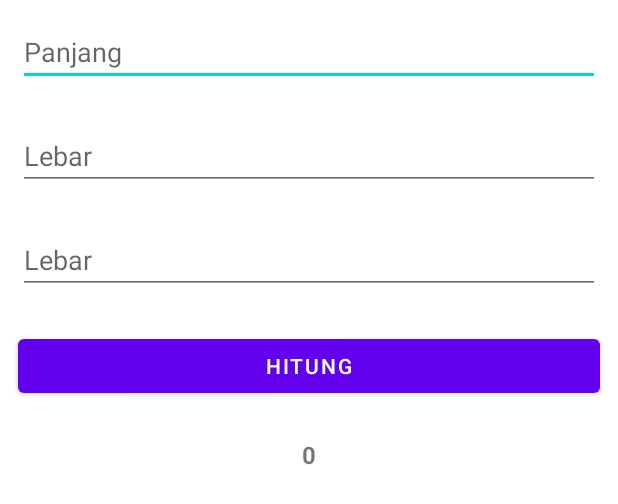
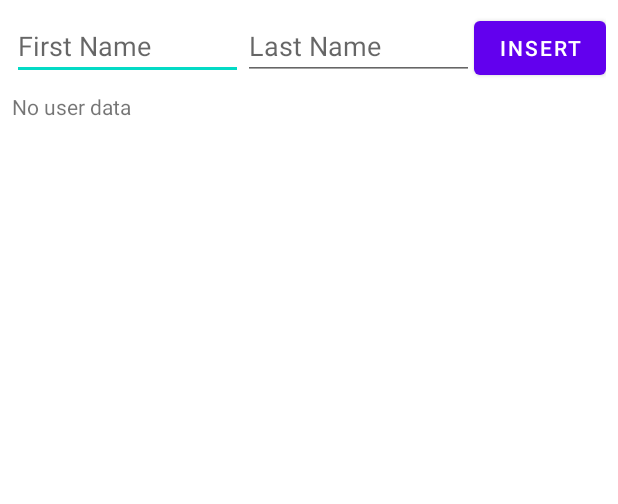
Before and after one commit to isfaaghyth/bangkit-architecture-component, an Android app: the layout activity_main.xml on its own in the app's theme, with its tools: preview values and no code run, on a phone screen of 412 x 824 dp. Shown: the top 504 px of the screen. Run offline under Robolectric (Android 15) with nearby library versions, the phone set to English and light mode, and no system bars.

Commit message:
latest commit

```diff
--- a/app/build.gradle
+++ b/app/build.gradle
@@ -1,6 +1,7 @@
 plugins {
     id 'com.android.application'
     id 'kotlin-android'
+    id 'kotlin-kapt'
 }
 
 android {
@@ -36,6 +37,9 @@ android {
 }
 
 dependencies {
+    implementation "android.arch.persistence.room:runtime:1.1.1"
+    kapt "android.arch.persistence.room:compiler:1.1.1"
+
     implementation "androidx.lifecycle:lifecycle-viewmodel-ktx:2.3.1"
     implementation "org.jetbrains.kotlin:kotlin-stdlib:$kotlin_version"
     implementation 'androidx.core:core-ktx:1.3.2'
--- a/app/src/main/res/layout/activity_main.xml
+++ b/app/src/main/res/layout/activity_main.xml
@@ -1,51 +1,52 @@
 <?xml version="1.0" encoding="utf-8"?>
-<LinearLayout
+<androidx.constraintlayout.widget.ConstraintLayout
     xmlns:android="http://schemas.android.com/apk/res/android"
+    xmlns:app="http://schemas.android.com/apk/res-auto"
     xmlns:tools="http://schemas.android.com/tools"
     android:layout_width="match_parent"
     android:layout_height="wrap_content"
-    android:orientation="vertical"
+    android:layout_margin="8dp"
     tools:context=".MainActivity">
 
-    <EditText
-        android:id="@+id/edt_panjang"
-        android:layout_margin="12dp"
-        android:inputType="number"
+    <LinearLayout
+        android:id="@+id/linearLayout"
+        android:layout_width="0dp"
+        android:layout_height="wrap_content"
+        android:orientation="horizontal"
+        app:layout_constraintEnd_toStartOf="@+id/btn_insert"
+        app:layout_constraintStart_toStartOf="parent"
+        app:layout_constraintTop_toTopOf="parent">
+
+        <EditText
+            android:id="@+id/edt_first_name"
+            android:layout_width="0dp"
+            android:layout_height="wrap_content"
+            android:layout_weight="1"
+            android:hint="First Name" />
+
+        <EditText
+            android:id="@+id/edt_last_name"
+            android:layout_width="0dp"
+            android:layout_height="wrap_content"
+            android:layout_weight="1"
+            android:hint="Last Name" />
+
+    </LinearLayout>
+
+    <Button
+        android:id="@+id/btn_insert"
+        android:layout_width="wrap_content"
+        android:layout_height="wrap_content"
+        android:text="Insert"
+        app:layout_constraintEnd_toEndOf="parent"
+        app:layout_constraintTop_toTopOf="parent" />
+
+    <TextView
+        android:id="@+id/txt_names"
         android:layout_width="match_parent"
         android:layout_height="wrap_content"
-        android:hint="Panjang"/>
+        android:layout_marginTop="8dp"
+        android:text="No user data"
+        app:layout_constraintTop_toBottomOf="@+id/linearLayout" />
 
-    <EditText
-        android:id="@+id/edt_lebar"
-        android:layout_margin="12dp"
-        android:inputType="number"
-        android:layout_width="match_parent"
-        android:layout_height="wrap_content"
-        android:hint="Lebar"/>
-
-    <EditText
-        android:id="@+id/edt_tinggi"
-        android:layout_margin="12dp"
-        android:inputType="number"
-        android:layout_width="match_parent"
-        android:layout_height="wrap_content"
-        android:hint="Lebar"/>
-
-    <Button
-        android:id="@+id/btn_calculate"
-        android:layout_margin="12dp"
-        android:text="HITUNG"
-        android:layout_width="match_parent"
-        android:layout_height="wrap_content"/>
-
-    <TextView
-        android:id="@+id/txt_result"
-        android:layout_margin="12dp"
-        android:layout_width="wrap_content"
-        android:layout_height="wrap_content"
-        android:text="0"
-        android:layout_gravity="center_horizontal"
-        android:textSize="16sp"
-        android:textStyle="bold"/>
-
-</LinearLayout>
+</androidx.constraintlayout.widget.ConstraintLayout>
```
Also changed, not shown: app/src/main/java/app/bangkit/architecturecomponent/MainActivity.kt (+29 -9 lines), app/src/main/java/app/bangkit/architecturecomponent/data/AppDatabase.kt (added, +32 -0 lines), app/src/main/java/app/bangkit/architecturecomponent/data/UserDao.kt (added, +22 -0 lines), app/src/main/java/app/bangkit/architecturecomponent/data/entity/UserEntity.kt (added, +17 -0 lines), app/src/main/java/app/bangkit/architecturecomponent/data/repository/UserLocalRepository.kt (added, +23 -0 lines), app/src/main/java/app/bangkit/architecturecomponent/model/GetVolumeModel.kt (deleted, +0 -9 lines), app/src/main/java/app/bangkit/architecturecomponent/viewmodel/MainViewModel.kt (+13 -13 lines), app/src/main/java/app/bangkit/architecturecomponent/viewmodel/factory/MainViewModelFactory.kt (added, +31 -0 lines).
